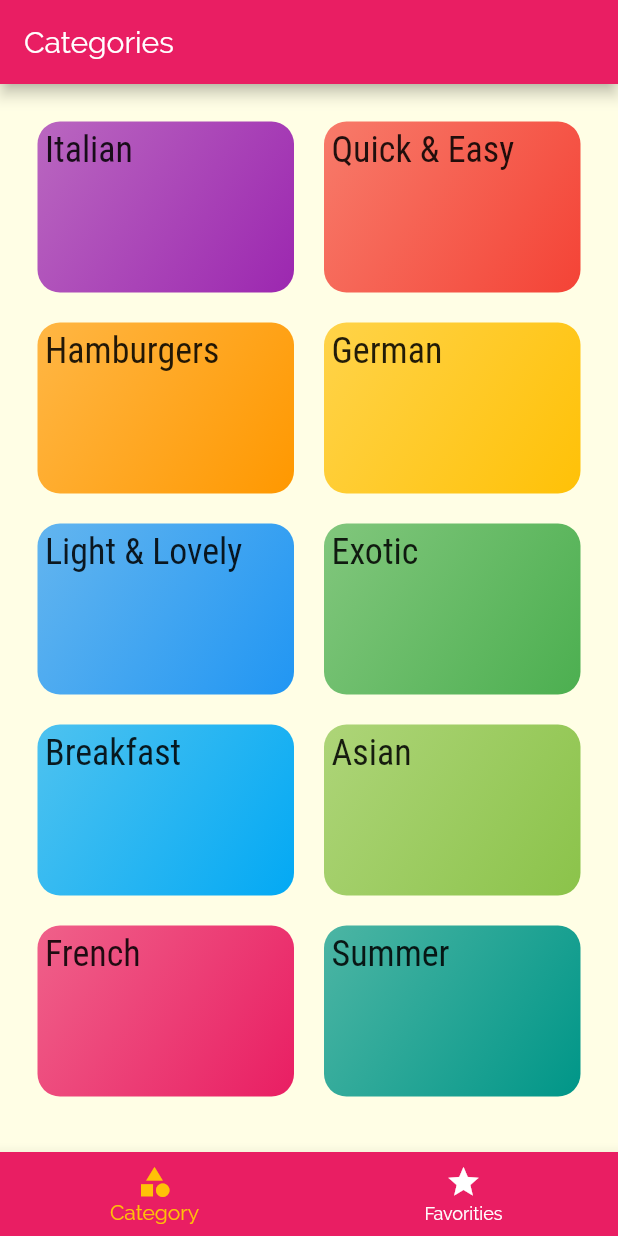
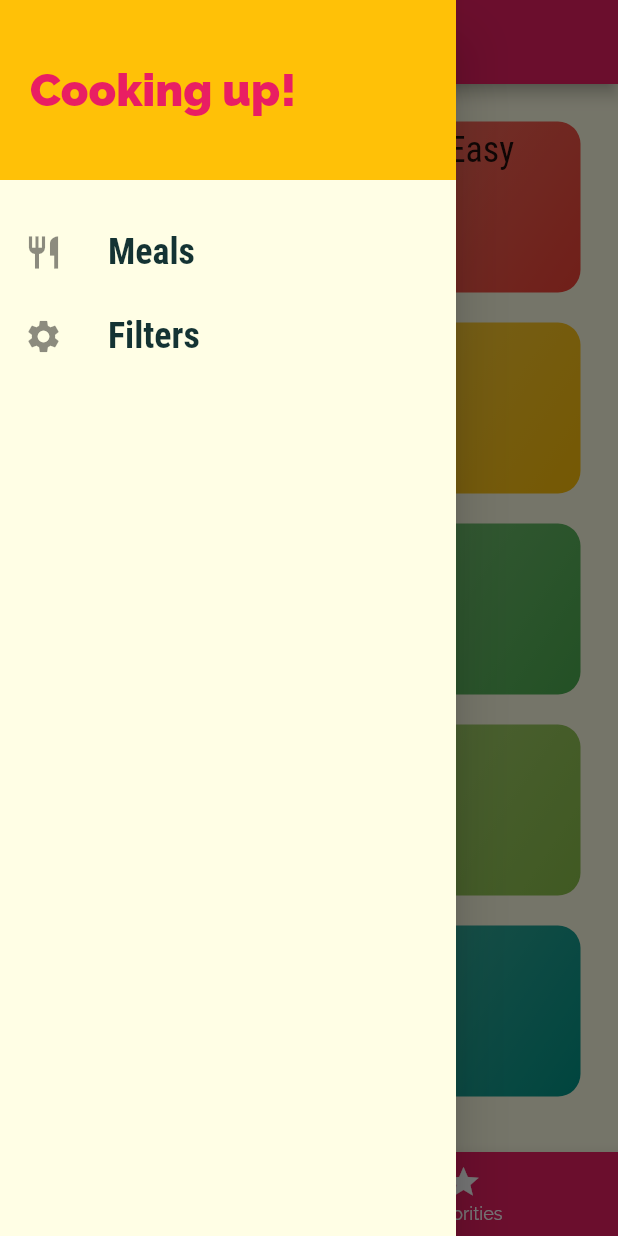
Before and after one commit to nischal08/meals_app, a Flutter app: the screen it shows after launch, with the side drawer open (before the commit the screen has no drawer), on a phone screen of 412 x 824 dp. Run offline on Flutter 3.47's test engine with Material 2 defaults, Android fonts, the phone set to English and light mode, and no system bars.

Commit message:
added drawer in categories page and in filter page

```diff
--- a/lib/main.dart
+++ b/lib/main.dart
@@ -1,6 +1,7 @@
 import 'package:flutter/material.dart';
 import 'package:meals_app/screens/categories_screen.dart';
 import 'package:meals_app/screens/category_meals_screen.dart';
+import 'package:meals_app/screens/filter_screen.dart';
 import 'package:meals_app/screens/meal_detail_screen.dart';
 import 'package:meals_app/screens/tabs_screen.dart';
 
@@ -34,6 +35,7 @@ class MyApp extends StatelessWidget {
         '/': (context) => TabsScreen(),
         CategoryMealsScreen.routeName: (context) => CategoryMealsScreen(),
         MealDetailScreen.routeName: (context) => MealDetailScreen(),
+        FiltersScreen.routeName: (context) => FiltersScreen(),
       },
       // onGenerateRoute: (settings) {
       //   print(settings.arguments);
--- /dev/null
+++ b/lib/screens/filter_screen.dart
@@ -0,0 +1,20 @@
+import 'package:flutter/material.dart';
+import 'package:meals_app/widgets/main_drawer.dart';
+
+class FiltersScreen extends StatelessWidget {
+  static const routeName = '/filters';
+  const FiltersScreen({Key key}) : super(key: key);
+
+  @override
+  Widget build(BuildContext context) {
+    return Scaffold(
+      appBar: AppBar(
+        title: Text("Your Filters"),
+      ),
+      drawer: MainDrawer(),
+      body: Center(
+        child: Text('Filters!'),
+      ),
+    );
+  }
+}
--- a/lib/screens/tabs_screen.dart
+++ b/lib/screens/tabs_screen.dart
@@ -1,6 +1,7 @@
 import 'package:flutter/material.dart';
 import 'package:meals_app/screens/categories_screen.dart';
 import 'package:meals_app/screens/favorites_screen.dart';
+import 'package:meals_app/widgets/main_drawer.dart';
 
 class TabsScreen extends StatefulWidget {
   TabsScreen({Key key}) : super(key: key);
@@ -35,6 +36,7 @@ class _TabsScreenState extends State<TabsScreen> {
       appBar: AppBar(
         title: Text(_pages[_selectedPageIndex]["title"]),
       ),
+      drawer: MainDrawer(),
       bottomNavigationBar: BottomNavigationBar(
         currentIndex: _selectedPageIndex,
         onTap: _selectPage,
--- /dev/null
+++ b/lib/widgets/main_drawer.dart
@@ -0,0 +1,70 @@
+import 'package:flutter/material.dart';
+import 'package:meals_app/screens/categories_screen.dart';
+import 'package:meals_app/screens/category_meals_screen.dart';
+import 'package:meals_app/screens/filter_screen.dart';
+
+class MainDrawer extends StatelessWidget {
+  const MainDrawer({Key key}) : super(key: key);
+
+  @override
+  Widget build(BuildContext context) {
+    Widget buildListTile(IconData icon, String label, Function tapHandler) {
+      return ListTile(
+        leading: Icon(
+          icon,
+          size: 26,
+        ),
+        title: Text(
+          label,
+          style: TextStyle(
+            fontFamily: 'RobotoCondensed',
+            fontSize: 24,
+            fontWeight: FontWeight.bold,
+          ),
+        ),
+        onTap: tapHandler,
+      );
+    }
+
+    return Drawer(
+      child: Column(
+        children: [
+          Container(
+            height: 120.0,
+            width: double.infinity,
+            padding: EdgeInsets.all(20),
+            alignment: Alignment.centerLeft,
+            color: Theme.of(context).accentColor,
+            child: Text(
+              'Cooking up!',
+              style: TextStyle(
+                fontWeight: FontWeight.w900,
+                fontSize: 30,
+                color: Theme.of(context).primaryColor,
+              ),
+            ),
+          ),
+          SizedBox(
+            height: 20,
+          ),
+          buildListTile(
+            Icons.restaurant,
+            'Meals',
+            () {
+              Navigator.pushReplacementNamed(
+                  context, CategoriesScreen.routeName);
+            },
+          ),
+          buildListTile(
+            Icons.settings,
+            'Filters',
+            () {
+              Navigator.of(context)
+                  .pushReplacementNamed(FiltersScreen.routeName);
+            },
+          ),
+        ],
+      ),
+    );
+  }
+}
```
